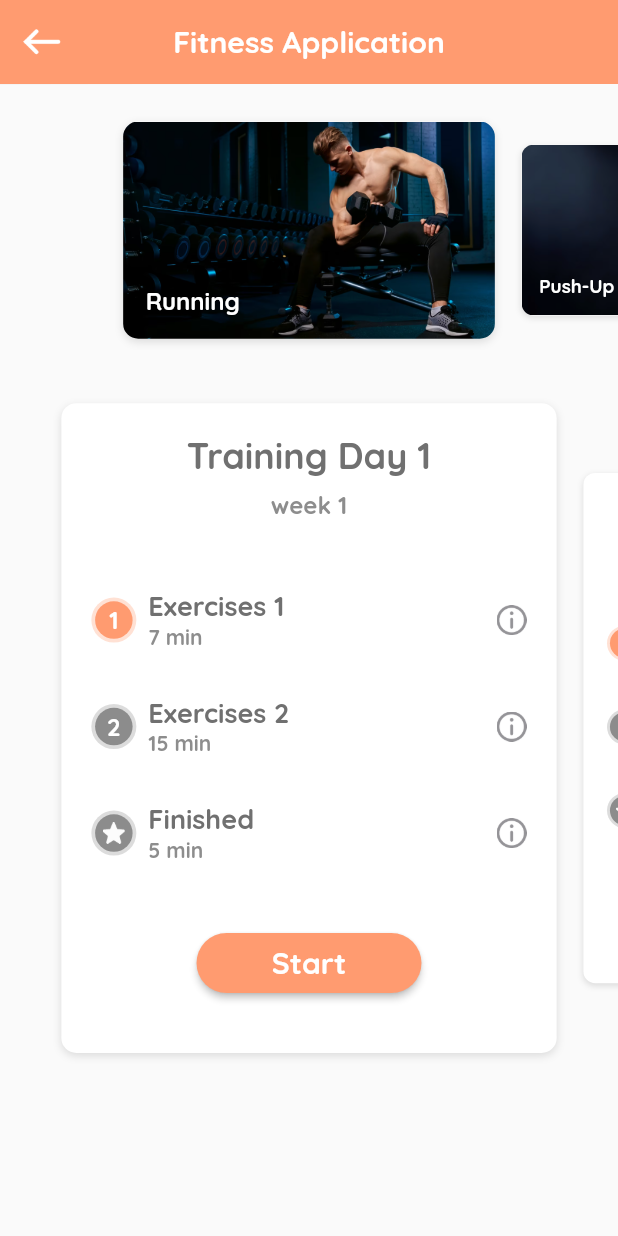
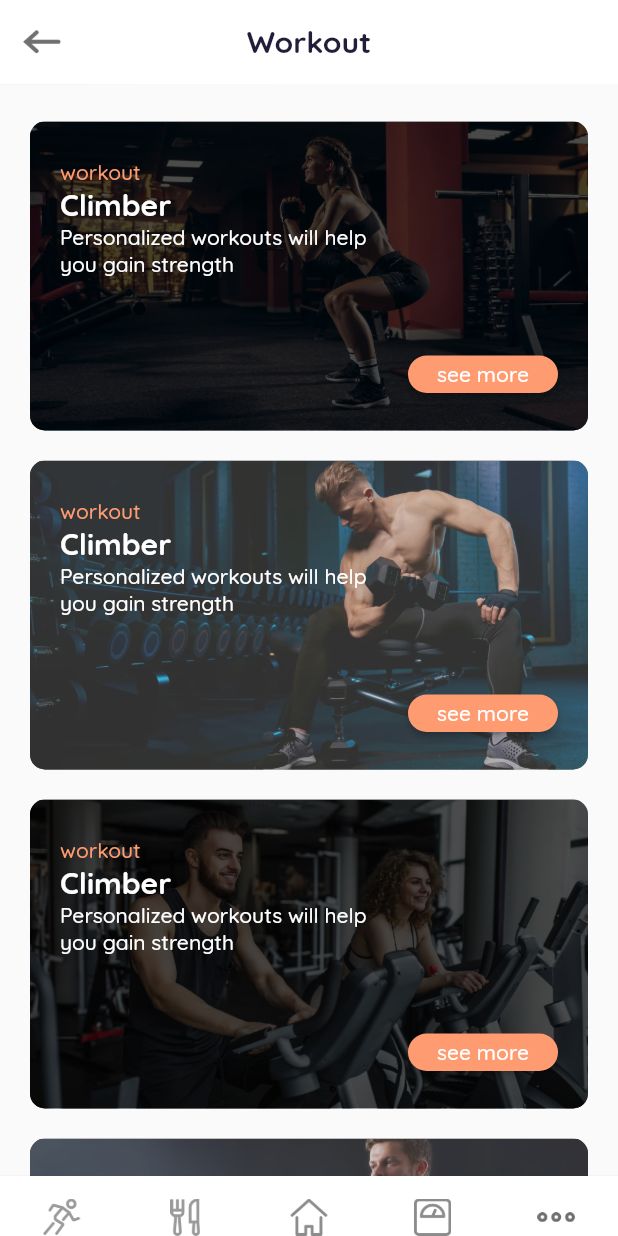
Before and after one commit to codeforany/workout_fitness_flutter_3, a Flutter app: the HomeView screen opened directly, after a tap on "Start", on a phone screen of 412 x 824 dp. Run offline on Flutter 3.47's test engine with Material 2 defaults, Android fonts, the phone set to English and light mode, and no system bars; drawn by our look-alikes of carousel_slider; our stand-ins replace flutter_rating_bar.

Commit message:
Workout List UI Screen & Workout Details UI Screen

```diff
--- a/lib/common_widget/round_button.dart
+++ b/lib/common_widget/round_button.dart
@@ -7,12 +7,16 @@ enum RoundButtonType { primary, primaryText }
 class RoundButton extends StatelessWidget {
   final String title;
   final VoidCallback onPressed;
+  final double fontSize;
+  final FontWeight fontWeight;
   final RoundButtonType type;
 
   const RoundButton(
       {super.key,
       required this.title,
       required this.onPressed,
+      this.fontSize = 20,
+      this.fontWeight = FontWeight.w700 ,
       this.type = RoundButtonType.primary});
 
   @override
@@ -27,7 +31,7 @@ class RoundButton extends StatelessWidget {
       child: Text(
         title,
         style: TextStyle(
-            color: type == RoundButtonType.primary ? TColor.white :  TColor.primary, fontSize: 20, fontWeight: FontWeight.w700),
+            color: type == RoundButtonType.primary ? TColor.white :  TColor.primary, fontSize: fontSize, fontWeight: fontWeight),
       ),
     );
   }
--- a/lib/view/home/home_view.dart
+++ b/lib/view/home/home_view.dart
@@ -4,6 +4,8 @@ import 'package:workout_fitness/common_widget/round_button.dart';
 
 import '../../common/color_extension.dart';
 import '../../common_widget/exercises_row.dart';
+import '../workout/workout_view.dart';
+import '../workout/workout_view_2.dart';
 
 class HomeView extends StatefulWidget {
   const HomeView({super.key});
@@ -123,8 +125,6 @@ class _HomeViewState extends State<HomeView> {
                 ),
               ),
             ),
-
-
             Padding(
               padding: const EdgeInsets.symmetric(vertical: 8),
               child: SizedBox(
@@ -177,40 +177,49 @@ class _HomeViewState extends State<HomeView> {
                                 fontSize: 16,
                                 fontWeight: FontWeight.w700),
                           ),
-
                           const Spacer(),
-
-                          ExercisesRow(number: "1", title: "Exercises 1", time: "7 min",
-                           isActive: true,
-                           onPressed: (){
-
-                          }),
-
-                           ExercisesRow(
+                          ExercisesRow(
+                              number: "1",
+                              title: "Exercises 1",
+                              time: "7 min",
+                              isActive: true,
+                              onPressed: () {}),
+                          ExercisesRow(
                               number: "2",
                               title: "Exercises 2",
                               time: "15 min",
-
                               onPressed: () {}),
-
-                            ExercisesRow(
+                          ExercisesRow(
                               number: "3",
                               title: "Finished",
                               time: "5 min",
                               isLast: true,
                               onPressed: () {}),
-
                           const Spacer(),
-
                           SizedBox(
                             width: 150,
                             height: 40,
-                            child: RoundButton(title: "Start", onPressed: (){
-
-                            }),
+                            child: RoundButton(
+                                title: "Start",
+                                onPressed: () {
+                                  if (index % 2 == 0) {
+                                    Navigator.push(
+                                        context,
+                                        MaterialPageRoute(
+                                            builder: (context) =>
+                                                const WorkoutView()));
+                                  } else {
+                                    Navigator.push(
+                                        context,
+                                        MaterialPageRoute(
+                                            builder: (context) =>
+                                                const WorkoutView2()));
+                                  }
+                                }),
                           ),
-
-                          const SizedBox(height: 20,)
+                          const SizedBox(
+                            height: 20,
+                          )
                         ],
                       ),
                     );
--- /dev/null
+++ b/lib/view/workout/workout_view.dart
@@ -0,0 +1,188 @@
+import 'package:flutter/material.dart';
+import 'package:workout_fitness/view/workout/workout_detail_view.dart';
+
+import '../../common/color_extension.dart';
+import '../../common_widget/round_button.dart';
+
+class WorkoutView extends StatefulWidget {
+  const WorkoutView({super.key});
+
+  @override
+  State<WorkoutView> createState() => _WorkoutViewState();
+}
+
+class _WorkoutViewState extends State<WorkoutView> {
+  List workArr = [
+    {
+      "name": "Climber",
+      "image": "assets/img/1.png",
+      "title": "workout",
+      "subtitle": "Personalized workouts will help\nyou gain strength"
+    },
+    {
+      "name": "Climber",
+      "image": "assets/img/2.png",
+      "title": "workout",
+      "subtitle": "Personalized workouts will help\nyou gain strength"
+    },
+    {
+      "name": "Climber",
+      "image": "assets/img/5.png",
+      "title": "workout",
+      "subtitle": "Personalized workouts will help\nyou gain strength"
+    },
+    {
+      "name": "Climber",
+      "image": "assets/img/3.png",
+      "title": "workout",
+      "subtitle": "Personalized workouts will help\nyou gain strength"
+    },
+  ];
+
+  @override
+  Widget build(BuildContext context) {
+    var media = MediaQuery.sizeOf(context);
+    return Scaffold(
+      appBar: AppBar(
+        backgroundColor: TColor.white,
+        centerTitle: true,
+        elevation: 0.1,
+        leading: IconButton(
+            onPressed: () {
+              Navigator.pop(context);
+            },
+            icon: Image.asset(
+              "assets/img/back.png",
+              width: 25,
+              height: 25,
+            )),
+        title: Text(
+          "Workout",
+          style: TextStyle(
+              color: TColor.primaryText,
+              fontSize: 20,
+              fontWeight: FontWeight.w700),
+        ),
+      ),
+      body: ListView.builder(
+          padding: const EdgeInsets.symmetric(vertical: 15, horizontal: 20),
+          itemCount: workArr.length,
+          itemBuilder: (context, index) {
+            var wObj = workArr[index] as Map? ?? {};
+            return Container(
+              margin: const EdgeInsets.symmetric(vertical: 10),
+              height: media.width * 0.5,
+              decoration: BoxDecoration(
+                  color: TColor.gray, borderRadius: BorderRadius.circular(10)),
+              clipBehavior: Clip.antiAlias,
+              child: Stack(
+                children: [
+                  Image.asset(
+                    wObj["image"].toString(),
+                    width: media.width,
+                    height: media.width * 0.5,
+                    fit: BoxFit.cover,
+                  ),
+                  Container(
+                    width: media.width,
+                    height: media.width * 0.5,
+                    decoration: BoxDecoration(
+                      color: index % 2 == 0
+                          ? Colors.black.withOpacity(0.7)
+                          : TColor.gray.withOpacity(0.35),
+                    ),
+                  ),
+                  Padding(
+                    padding: const EdgeInsets.symmetric(
+                        vertical: 25, horizontal: 20),
+                    child: Column(
+                      crossAxisAlignment: CrossAxisAlignment.start,
+                      children: [
+                        Text(
+                          wObj["title"],
+                          style: TextStyle(
+                              color: TColor.primary,
+                              fontSize: 14,
+                              fontWeight: FontWeight.w500),
+                        ),
+                        Text(
+                          wObj["name"],
+                          style: TextStyle(
+                              color: TColor.white,
+                              fontSize: 20,
+                              fontWeight: FontWeight.w700),
+                        ),
+                        Text(
+                          wObj["subtitle"],
+                          style: TextStyle(
+                              color: TColor.white,
+                              fontSize: 14,
+                              fontWeight: FontWeight.w500),
+                        ),
+                        const Spacer(),
+                        Row(
+                          mainAxisAlignment: MainAxisAlignment.end,
+                          children: [
+                            SizedBox(
+                                width: 100,
+                                height: 25,
+                                child: RoundButton(
+                                  title: "see more",
+                                  fontSize: 14,
+                                  fontWeight: FontWeight.w500,
+                                  onPressed: () {
+                                    Navigator.push(
+                                        context,
+                                        MaterialPageRoute(
+                                            builder: (context) =>
+                                                const WorkoutDetailView()));
+                                  },
+                                )),
+                          ],
+                        )
+                      ],
+                    ),
+                  ),
+                ],
+              ),
+            );
+          }),
+      bottomNavigationBar: BottomAppBar(
+        elevation: 1,
+        child: Padding(
+          padding: const EdgeInsets.only(top: 15),
+          child: Row(
+            mainAxisAlignment: MainAxisAlignment.spaceAround,
+            children: [
+              InkWell(
+                onTap: () {},
+                child: Image.asset("assets/img/menu_running.png",
+                    width: 25, height: 25),
+              ),
+              InkWell(
+                onTap: () {},
+                child: Image.asset("assets/img/menu_meal_plan.png",
+                    width: 25, height: 25),
+              ),
+              InkWell(
+                onTap: () {},
+                child: Image.asset("assets/img/menu_home.png",
+                    width: 25, height: 25),
+              ),
+              InkWell(
+                onTap: () {},
+                child: Image.asset("assets/img/menu_weight.png",
+                    width: 25, height: 25),
+              ),
+              InkWell(
+                onTap: () {},
+                child:
+                    Image.asset("assets/img/more.png", width: 25, height: 25),
+              ),
+            ],
+          ),
+        ),
+      ),
+    );
+  }
+}
--- a/pubspec.yaml
+++ b/pubspec.yaml
@@ -38,6 +38,7 @@ dependencies:
   intl: ^0.18.1
   flutter_timezone: ^1.0.6
   carousel_slider: ^4.2.1
+  flutter_rating_bar: ^4.0.1
 
 
 dev_dependencies:
```
Also changed, not shown: lib/common_widget/response_row.dart (added, +57 -0 lines), lib/main.dart (+7 -3 lines), lib/view/menu/menu_view.dart (+9 -0 lines), lib/view/workout/workout_detail_view.dart (added, +256 -0 lines), lib/view/workout/workout_view_2.dart (added, +150 -0 lines), assets/img/like.png (added), assets/img/node_music.png (added), assets/img/share.png (added), pubspec.lock, 1 other file.
